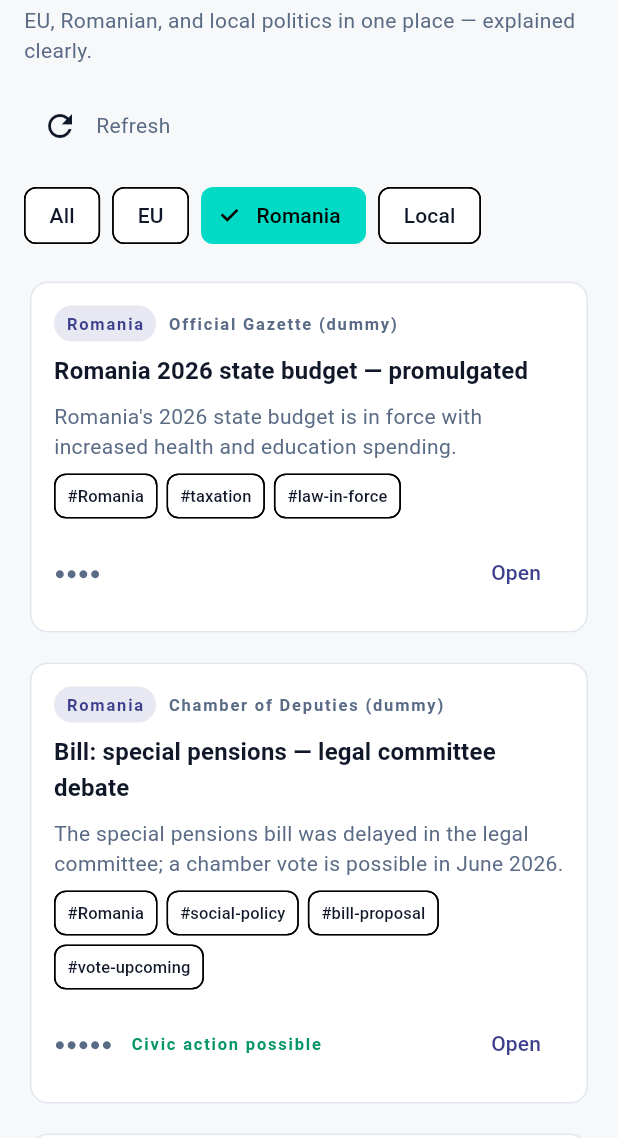
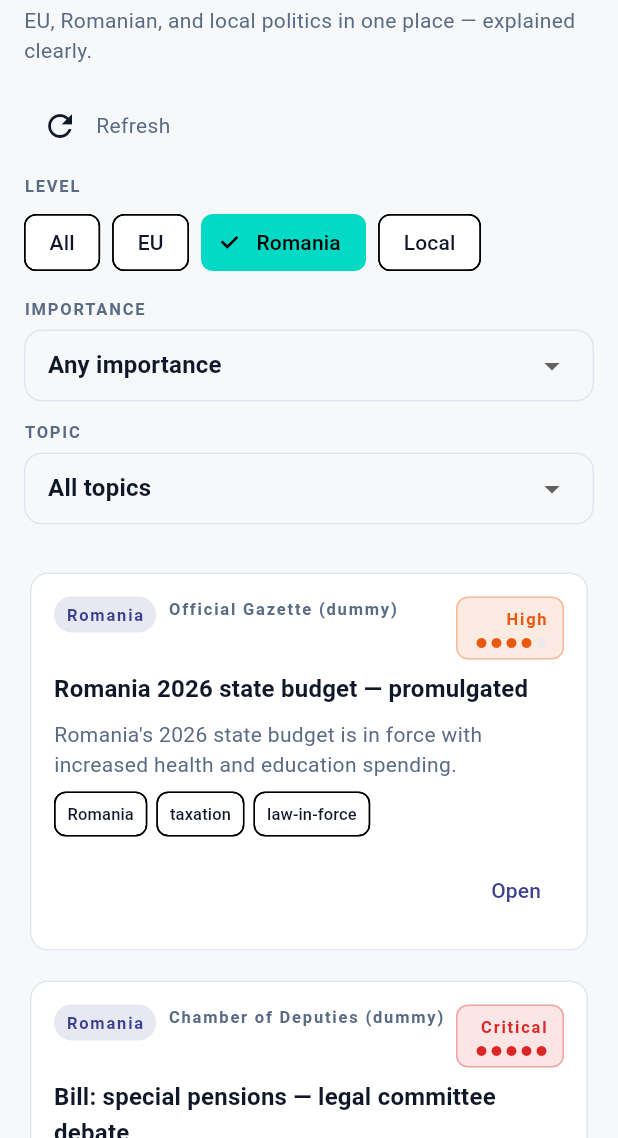
Before and after one commit to Kontx148/cluj-hackathon-2026-ba67, a Flutter app: the screen it shows after launch, after a tap on "EU", after a tap on "Romania", on a phone screen of 412 x 824 dp, the part 98-1236 px from its top. Run offline on Flutter 3.47's test engine with Material 3 defaults, Android fonts, the light colour scheme and no system bars.

Commit message:
add importance label to each news card and add filtering option

```diff
--- /dev/null
+++ b/mobile-app/lib/constants/feed_tags.dart
@@ -0,0 +1,26 @@
+/// Topic and type labels used for filtering (see design/STRINGS.json).
+abstract final class FeedTags {
+  static const topics = [
+    '#healthcare',
+    '#education',
+    '#taxation',
+    '#infrastructure',
+    '#environment',
+    '#public-safety',
+    '#digitalization',
+    '#social-policy',
+    '#energy',
+    '#defense',
+  ];
+
+  static const types = [
+    '#law-in-force',
+    '#bill-proposal',
+    '#vote-upcoming',
+    '#party-program',
+    '#representative-stance',
+    '#local-decision',
+  ];
+
+  static const all = [...topics, ...types];
+}
--- a/mobile-app/lib/l10n/app_strings.dart
+++ b/mobile-app/lib/l10n/app_strings.dart
@@ -7,15 +7,22 @@ abstract final class AppStrings {
   static const searchHint = 'Search by title, source, or tag…';
   static const refresh = 'Refresh';
   static const allLevels = 'All';
+  static const allTags = 'All topics';
+  static const allImportance = 'Any importance';
   static const levelEu = 'EU';
   static const levelRomania = 'Romania';
   static const levelLocal = 'Local';
+  static const filterLevel = 'Level';
+  static const filterTopics = 'Topic';
+  static const filterImportance = 'Importance';
   static const noResults = 'No results for the current filters.';
   static const loadError = 'Could not load feed';
   static const loadErrorHint =
       'Check mobile-app/data/feed-items.json is listed in pubspec.yaml assets.';
   static const retry = 'Retry';
-  static const civicAction = 'Civic action possible';
+  static const civicAction = 'Open for public input';
+  static const civicActionHint =
+      'Consultation, petition, or vote — citizens can still respond';
   static const open = 'Open';
   static const importance = 'Importance';
   static const source = 'Source';
--- a/mobile-app/lib/screens/feed_screen.dart
+++ b/mobile-app/lib/screens/feed_screen.dart
@@ -1,9 +1,13 @@
 import 'package:flutter/material.dart';
 import 'package:url_launcher/url_launcher.dart';
 
+import '../constants/feed_tags.dart';
 import '../l10n/app_strings.dart';
 import '../models/feed_item.dart';
 import '../services/feed_service.dart';
+import '../utils/feed_filter.dart';
+import '../utils/importance_level.dart';
+import '../widgets/importance_indicator.dart';
 
 class FeedScreen extends StatefulWidget {
   const FeedScreen({super.key});
@@ -14,8 +18,17 @@ class FeedScreen extends StatefulWidget {
 
 class _FeedScreenState extends State<FeedScreen> {
   final _feedService = FeedService();
+  late Future<List<FeedItem>> _feedFuture;
+
   FeedLevel? _levelFilter;
-  late Future<List<FeedItem>> _feedFuture;
+  String? _tagFilter;
+  int? _importanceFilter;
+
+  FeedFilters get _filters => FeedFilters(
+        level: _levelFilter,
+        tag: _tagFilter,
+        importance: _importanceFilter,
+      );
 
   @override
   void initState() {
@@ -23,10 +36,11 @@ class _FeedScreenState extends State<FeedScreen> {
     _reload();
   }
 
-  void _reload() {
+  Future<void> _reload() async {
     setState(() {
-      _feedFuture = _feedService.fetchFeed(level: _levelFilter);
+      _feedFuture = _feedService.fetchFeed();
     });
+    await _feedFuture;
   }
 
   @override
@@ -37,7 +51,7 @@ class _FeedScreenState extends State<FeedScreen> {
           future: _feedFuture,
           builder: (context, snapshot) {
             return RefreshIndicator(
-              onRefresh: () async => _reload(),
+              onRefresh: _reload,
               child: CustomScrollView(
                 physics: const AlwaysScrollableScrollPhysics(),
                 slivers: [
@@ -103,7 +117,9 @@ class _FeedScreenState extends State<FeedScreen> {
       ];
     }
 
-    final items = snapshot.data ?? [];
+    final allItems = snapshot.data ?? [];
+    final items = _filters.apply(allItems);
+
     if (items.isEmpty) {
       return [
         SliverFillRemaining(
@@ -128,7 +144,7 @@ class _FeedScreenState extends State<FeedScreen> {
 
   Widget _buildHeader(BuildContext context) {
     return Padding(
-      padding: const EdgeInsets.fromLTRB(16, 8, 16, 16),
+      padding: const EdgeInsets.fromLTRB(16, 8, 16, 8),
       child: Column(
         crossAxisAlignment: CrossAxisAlignment.start,
         children: [
@@ -159,49 +175,156 @@ class _FeedScreenState extends State<FeedScreen> {
               ),
             ],
           ),
-          const SizedBox(height: 12),
-          SingleChildScrollView(
-            scrollDirection: Axis.horizontal,
+          const SizedBox(height: 8),
+          _FilterSection(
+            title: AppStrings.filterLevel,
+            child: _horizontalChips([
+              _chip(
+                label: AppStrings.allLevels,
+                selected: _levelFilter == null,
+                onTap: () => setState(() => _levelFilter = null),
+              ),
+              _chip(
+                label: AppStrings.levelEu,
+                selected: _levelFilter == FeedLevel.eu,
+                onTap: () => setState(() => _levelFilter = FeedLevel.eu),
+              ),
+              _chip(
+                label: AppStrings.levelRomania,
+                selected: _levelFilter == FeedLevel.romania,
+                onTap: () => setState(() => _levelFilter = FeedLevel.romania),
+              ),
+              _chip(
+                label: AppStrings.levelLocal,
+                selected: _levelFilter == FeedLevel.local,
+                onTap: () => setState(() => _levelFilter = FeedLevel.local),
+              ),
+            ]),
+          ),
+          _FilterSection(
+            title: AppStrings.filterImportance,
+            child: _importanceDropdown(context),
+          ),
+          _FilterSection(
+            title: AppStrings.filterTopics,
+            child: _topicDropdown(context),
+          ),
+          const SizedBox(height: 8),
+        ],
+      ),
+    );
+  }
+
+  String _tagShortLabel(String tag) {
+    return tag.startsWith('#') ? tag.substring(1).replaceAll('-', ' ') : tag;
+  }
+
+  Widget _filterDropdown<T>({
+    required T? value,
+    required List<DropdownMenuItem<T?>> items,
+    required ValueChanged<T?> onChanged,
+  }) {
+    return InputDecorator(
+      decoration: InputDecoration(
+        contentPadding: const EdgeInsets.symmetric(horizontal: 12),
+        border: OutlineInputBorder(borderRadius: BorderRadius.circular(12)),
+      ),
+      child: DropdownButtonHideUnderline(
+        child: DropdownButton<T?>(
+          value: value,
+          isExpanded: true,
+          isDense: true,
+          items: items,
+          onChanged: onChanged,
+        ),
+      ),
+    );
+  }
+
+  Widget _importanceDropdown(BuildContext context) {
+    return _filterDropdown<int?>(
+      value: _importanceFilter,
+      items: [
+        const DropdownMenuItem<int?>(
+          value: null,
+          child: Text(AppStrings.allImportance),
+        ),
+        for (var i = ImportanceLevel.min; i <= ImportanceLevel.max; i++)
+          DropdownMenuItem<int?>(
+            value: i,
             child: Row(
               children: [
-                FilterChip(
-                  label: const Text(AppStrings.allLevels),
-                  selected: _levelFilter == null,
-                  onSelected: (_) {
-                    setState(() => _levelFilter = null);
-                    _reload();
-                  },
-                ),
+                Icon(Icons.circle, size: 10, color: ImportanceLevel.color(i)),
                 const SizedBox(width: 8),
-                FilterChip(
-                  label: const Text(AppStrings.levelEu),
-                  selected: _levelFilter == FeedLevel.eu,
-                  onSelected: (_) {
-                    setState(() => _levelFilter = FeedLevel.eu);
-                    _reload();
-                  },
-                ),
-                const SizedBox(width: 8),
-                FilterChip(
-                  label: const Text(AppStrings.levelRomania),
-                  selected: _levelFilter == FeedLevel.romania,
-                  onSelected: (_) {
-                    setState(() => _levelFilter = FeedLevel.romania);
-                    _reload();
-                  },
-                ),
-                const SizedBox(width: 8),
-                FilterChip(
-                  label: const Text(AppStrings.levelLocal),
-                  selected: _levelFilter == FeedLevel.local,
-                  onSelected: (_) {
-                    setState(() => _levelFilter = FeedLevel.local);
-                    _reload();
-                  },
-                ),
+                Text(ImportanceLevel.label(i)),
               ],
             ),
           ),
+      ],
+      onChanged: (value) => setState(() => _importanceFilter = value),
+    );
+  }
+
+  Widget _topicDropdown(BuildContext context) {
+    return _filterDropdown<String?>(
+      value: _tagFilter,
+      items: [
+        const DropdownMenuItem<String?>(
+          value: null,
+          child: Text(AppStrings.allTags),
+        ),
+        for (final tag in FeedTags.topics)
+          DropdownMenuItem<String?>(
+            value: tag,
+            child: Text(_tagShortLabel(tag)),
+          ),
+      ],
+      onChanged: (value) => setState(() => _tagFilter = value),
+    );
+  }
+
+  Widget _horizontalChips(List<Widget> chips) {
+    return SingleChildScrollView(
+      scrollDirection: Axis.horizontal,
+      child: Row(children: chips),
+    );
+  }
+
+  Widget _chip({
+    required String label,
+    required bool selected,
+    required VoidCallback onTap,
+  }) {
+    return Padding(
+      padding: const EdgeInsets.only(right: 8),
+      child: FilterChip(
+        label: Text(label),
+        selected: selected,
+        onSelected: (_) => onTap(),
+      ),
+    );
+  }
+}
+
+class _FilterSection extends StatelessWidget {
+  const _FilterSection({required this.title, required this.child});
+
+  final String title;
+  final Widget child;
+
+  @override
+  Widget build(BuildContext context) {
+    return Padding(
+      padding: const EdgeInsets.only(bottom: 12),
+      child: Column(
+        crossAxisAlignment: CrossAxisAlignment.start,
+        children: [
+          Text(
+            title.toUpperCase(),
+            style: Theme.of(context).textTheme.labelSmall,
+          ),
+          const SizedBox(height: 6),
+          child,
         ],
       ),
     );
@@ -230,6 +353,7 @@ class _NewsCard extends StatelessWidget {
             crossAxisAlignment: CrossAxisAlignment.start,
             children: [
               Row(
+                crossAxisAlignment: CrossAxisAlignment.start,
                 children: [
                   _LevelBadge(level: item.level),
                   const SizedBox(width: 8),
@@ -240,6 +364,7 @@ class _NewsCard extends StatelessWidget {
                       overflow: TextOverflow.ellipsis,
                     ),
                   ),
+                  ImportanceBadge(level: item.importance),
                 ],
               ),
               const SizedBox(height: 8),
@@ -261,36 +386,63 @@ class _NewsCard extends StatelessWidget {
                 Wrap(
                   spacing: 6,
                   runSpacing: 6,
-                  children: item.tags
-                      .take(4)
-                      .map(
-                        (t) => Chip(
-                          label: Text(t, style: const TextStyle(fontSize: 11)),
+                  children: item.tags.map((t) {
+                    return Chip(
+                      label: Text(
+                        t.startsWith('#') ? t.substring(1) : t,
+                        style: const TextStyle(fontSize: 11),
+                      ),
                       visualDensity: VisualDensity.compact,
                       padding: EdgeInsets.zero,
-                          materialTapTargetSize:
-                              MaterialTapTargetSize.shrinkWrap,
-                        ),
-                      )
-                      .toList(),
+                      materialTapTargetSize: MaterialTapTargetSize.shrinkWrap,
+                    );
+                  }).toList(),
                 ),
               ],
               const SizedBox(height: 12),
               Row(
+                crossAxisAlignment: CrossAxisAlignment.center,
                 children: [
-                  Text(
-                    '●' * item.importance.clamp(1, 5),
-                    style: theme.textTheme.labelSmall,
+                  if (item.actionPossible)
+                    Expanded(
+                      child: Tooltip(
+                        message: AppStrings.civicActionHint,
+                        child: Container(
+                          padding: const EdgeInsets.symmetric(
+                            horizontal: 10,
+                            vertical: 6,
                           ),
-                  if (item.actionPossible) ...[
-                    const SizedBox(width: 12),
-                    Text(
+                          decoration: BoxDecoration(
+                            color: const Color(0xFF059669).withValues(alpha: 0.12),
+                            borderRadius: BorderRadius.circular(8),
+                            border: Border.all(
+                              color: const Color(0xFF059669).withValues(alpha: 0.35),
+                            ),
+                          ),
+                          child: Row(
+                            mainAxisSize: MainAxisSize.min,
+                            children: [
+                              const Icon(
+                                Icons.campaign_outlined,
+                                size: 16,
+                                color: Color(0xFF059669),
+                              ),
+                              const SizedBox(width: 6),
+                              Flexible(
+                                child: Text(
                                   AppStrings.civicAction,
                                   style: theme.textTheme.labelSmall?.copyWith(
                                     color: const Color(0xFF059669),
+                                    fontWeight: FontWeight.w600,
+                                  ),
                                 ),
                               ),
                             ],
+                          ),
+                        ),
+                      ),
+                    )
+                  else
                     const Spacer(),
                   TextButton(
                     onPressed: () => launchUrl(Uri.parse(item.link)),
--- a/mobile-app/lib/services/feed_service.dart
+++ b/mobile-app/lib/services/feed_service.dart
@@ -9,14 +9,11 @@ import '../models/feed_item.dart';
 class FeedService {
   static const _assetPath = 'data/feed-items.json';
 
-  Future<List<FeedItem>> fetchFeed({FeedLevel? level}) async {
-    final items = useRemoteFeedApi
-        ? await _fetchFromApi(level: level)
-        : await _fetchFromAssets();
-
-    if (level == null) return items;
-
-    return items.where((item) => item.level == level).toList();
+  Future<List<FeedItem>> fetchFeed() async {
+    if (useRemoteFeedApi) {
+      return _fetchFromApi();
+    }
+    return _fetchFromAssets();
   }
 
   Future<List<FeedItem>> _fetchFromAssets() async {
@@ -24,24 +21,12 @@ class FeedService {
     return _parseItems(jsonDecode(raw) as Map<String, dynamic>);
   }
 
-  Future<List<FeedItem>> _fetchFromApi({FeedLevel? level}) async {
-    final uri = Uri.parse('$apiBase/api/feed').replace(
-      queryParameters: level == null
-          ? null
-          : {
-              'level': switch (level) {
-                FeedLevel.eu => 'EU',
-                FeedLevel.romania => 'Romania',
-                FeedLevel.local => 'Local',
-              },
-            },
-    );
-
+  Future<List<FeedItem>> _fetchFromApi() async {
+    final uri = Uri.parse('$apiBase/api/feed');
     final response = await http.get(uri).timeout(const Duration(seconds: 15));
     if (response.statusCode != 200) {
       throw Exception('Feed API ${response.statusCode}: ${response.body}');
     }
-
     return _parseItems(jsonDecode(response.body) as Map<String, dynamic>);
   }
 
--- /dev/null
+++ b/mobile-app/lib/utils/feed_filter.dart
@@ -0,0 +1,22 @@
+import '../models/feed_item.dart';
+
+class FeedFilters {
+  const FeedFilters({
+    this.level,
+    this.tag,
+    this.importance,
+  });
+
+  final FeedLevel? level;
+  final String? tag;
+  final int? importance;
+
+  List<FeedItem> apply(List<FeedItem> items) {
+    return items.where((item) {
+      if (level != null && item.level != level) return false;
+      if (tag != null && !item.tags.contains(tag)) return false;
+      if (importance != null && item.importance != importance) return false;
+      return true;
+    }).toList();
+  }
+}
--- /dev/null
+++ b/mobile-app/lib/utils/importance_level.dart
@@ -0,0 +1,39 @@
+import 'package:flutter/material.dart';
+
+/// Public-facing importance scale (1–5) shown on cards and filters.
+abstract final class ImportanceLevel {
+  static const min = 1;
+  static const max = 5;
+
+  static String label(int level) {
+    return switch (level.clamp(min, max)) {
+      1 => 'Low',
+      2 => 'Moderate',
+      3 => 'Significant',
+      4 => 'High',
+      5 => 'Critical',
+      _ => 'Unknown',
+    };
+  }
+
+  static String publicLabel(int level) {
+    final n = level.clamp(min, max);
+    return '${label(n)} ($n/$max)';
+  }
+
+  /// Citizen-facing color scale (calm → urgent).
+  static Color color(int level) {
+    return switch (level.clamp(min, max)) {
+      1 => const Color(0xFF6B7280),
+      2 => const Color(0xFF0891B2),
+      3 => const Color(0xFFD97706),
+      4 => const Color(0xFFEA580C),
+      5 => const Color(0xFFDC2626),
+      _ => const Color(0xFF6B7280),
+    };
+  }
+
+  static Color surfaceColor(int level) {
+    return color(level).withValues(alpha: 0.12);
+  }
+}
--- /dev/null
+++ b/mobile-app/lib/widgets/importance_indicator.dart
@@ -0,0 +1,120 @@
+import 'package:flutter/material.dart';
+
+import '../l10n/app_strings.dart';
+import '../utils/importance_level.dart';
+
+/// Importance shown clearly to the public (label + colored dots).
+class ImportanceIndicator extends StatelessWidget {
+  const ImportanceIndicator({
+    super.key,
+    required this.level,
+    this.compact = false,
+    this.showLabel = true,
+  });
+
+  final int level;
+  final bool compact;
+  final bool showLabel;
+
+  @override
+  Widget build(BuildContext context) {
+    final n = level.clamp(ImportanceLevel.min, ImportanceLevel.max);
+    final accent = ImportanceLevel.color(n);
+
+    if (compact) {
+      return Semantics(
+        label: '${AppStrings.importance}: ${ImportanceLevel.publicLabel(n)}',
+        child: _ColoredDots(level: n, accent: accent),
+      );
+    }
+
+    return Semantics(
+      label: '${AppStrings.importance}: ${ImportanceLevel.publicLabel(n)}',
+      child: Column(
+        crossAxisAlignment: CrossAxisAlignment.start,
+        mainAxisSize: MainAxisSize.min,
+        children: [
+          Text(
+            AppStrings.importance,
+            style: Theme.of(context).textTheme.labelSmall,
+          ),
+          if (showLabel) ...[
+            const SizedBox(height: 2),
+            Text(
+              ImportanceLevel.publicLabel(n),
+              style: Theme.of(context).textTheme.labelSmall?.copyWith(
+                    fontWeight: FontWeight.w600,
+                    color: accent,
+                  ),
+            ),
+          ],
+          const SizedBox(height: 4),
+          _ColoredDots(level: n, accent: accent),
+        ],
+      ),
+    );
+  }
+}
+
+class ImportanceBadge extends StatelessWidget {
+  const ImportanceBadge({super.key, required this.level});
+
+  final int level;
+
+  @override
+  Widget build(BuildContext context) {
+    final n = level.clamp(ImportanceLevel.min, ImportanceLevel.max);
+    final accent = ImportanceLevel.color(n);
+
+    return Container(
+      padding: const EdgeInsets.symmetric(horizontal: 10, vertical: 6),
+      decoration: BoxDecoration(
+        color: ImportanceLevel.surfaceColor(n),
+        borderRadius: BorderRadius.circular(8),
+        border: Border.all(color: accent.withValues(alpha: 0.35)),
+      ),
+      child: Column(
+        crossAxisAlignment: CrossAxisAlignment.end,
+        mainAxisSize: MainAxisSize.min,
+        children: [
+          Text(
+            ImportanceLevel.label(n),
+            style: Theme.of(context).textTheme.labelSmall?.copyWith(
+                  fontWeight: FontWeight.w700,
+                  color: accent,
+                ),
+          ),
+          const SizedBox(height: 4),
+          _ColoredDots(level: n, accent: accent),
+        ],
+      ),
+    );
+  }
+}
+
+class _ColoredDots extends StatelessWidget {
+  const _ColoredDots({required this.level, required this.accent});
+
+  final int level;
+  final Color accent;
+
+  @override
+  Widget build(BuildContext context) {
+    return Row(
+      mainAxisSize: MainAxisSize.min,
+      children: List.generate(ImportanceLevel.max, (index) {
+        final filled = index < level;
+        return Padding(
+          padding: const EdgeInsets.only(left: 2),
+          child: Icon(
+            Icons.circle,
+            size: 8,
+            color: filled
+                ? accent
+                : Theme.of(context).colorScheme.outline.withValues(alpha: 0.5),
+          ),
+        );
+      }),
+    );
+  }
+}
```
Also changed, not shown: 1 other file. Lines whose indentation alone changed are shown as unchanged.
